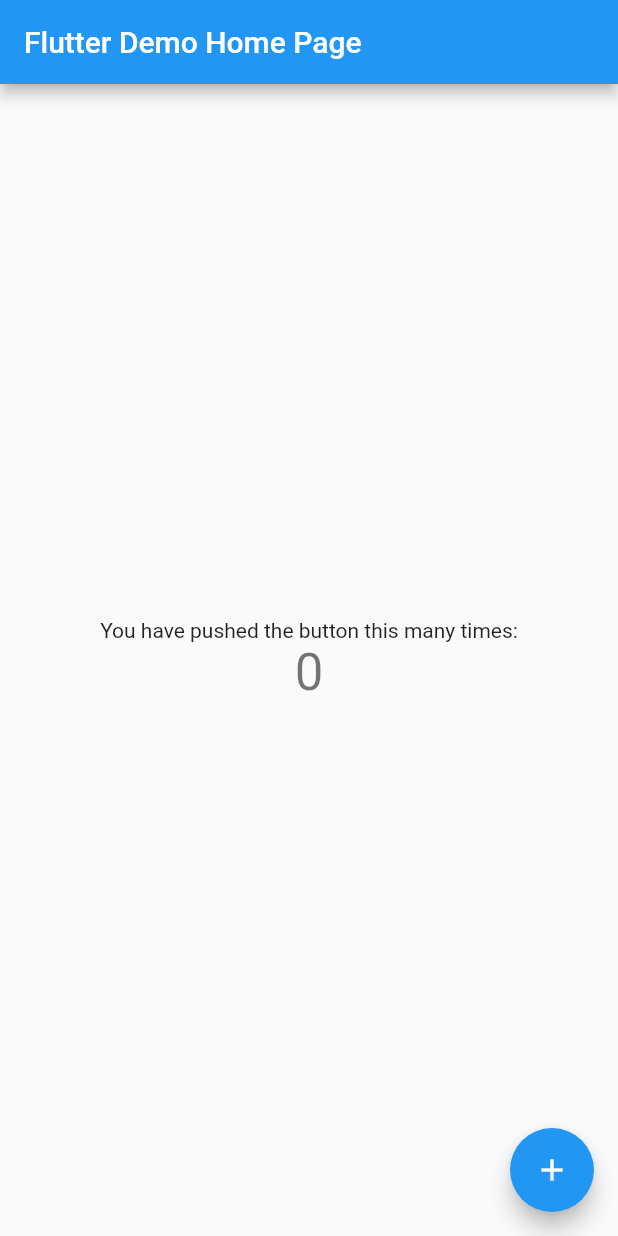
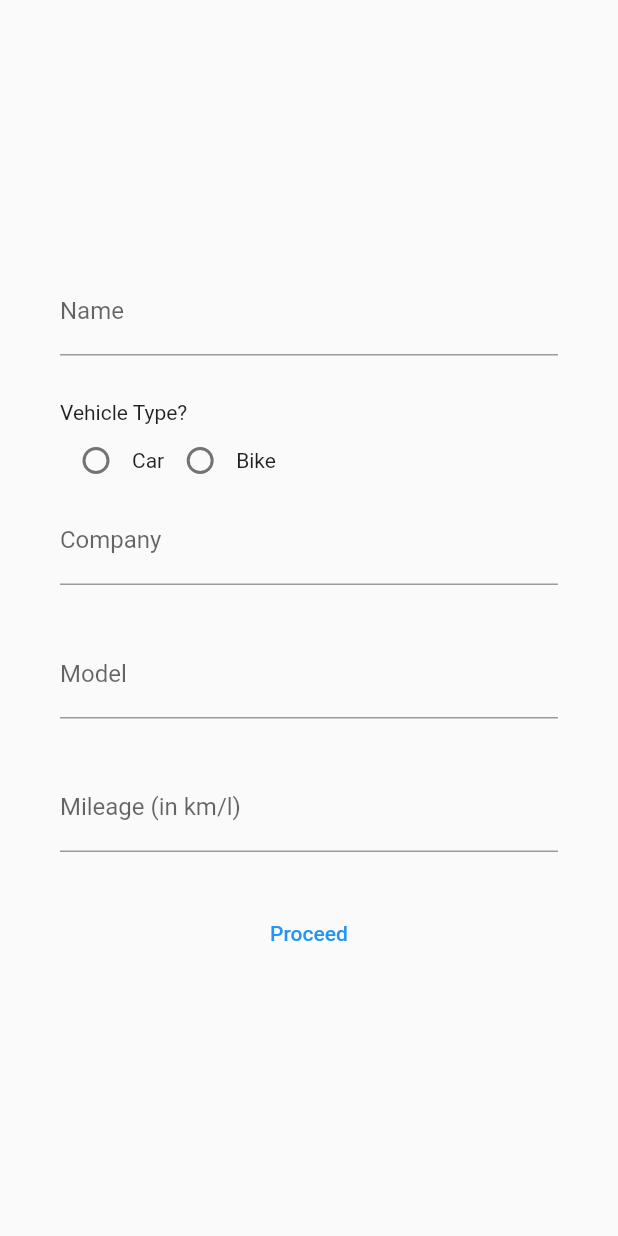
Before and after one commit to adityagpramanik/Pollution-Tracker, a Flutter app: the screen it shows after launch, on a phone screen of 412 x 824 dp. Run offline on Flutter 3.47's test engine with Material 2 defaults, Android fonts, the phone set to English and light mode, and no system bars.

Commit message:
Registration skeleton

```diff
--- /dev/null
+++ b/lib/dashboard.dart
@@ -0,0 +1,17 @@
+import 'package:flutter/material.dart';
+
+class Dashboard extends StatefulWidget {
+  Dashboard({Key? key}) : super(key: key);
+
+  @override
+  _DashboardState createState() => _DashboardState();
+}
+
+class _DashboardState extends State<Dashboard> {
+  @override
+  Widget build(BuildContext context) {
+    return Scaffold(
+      body: Text("Dashboard"),
+    );
+  }
+}
--- a/lib/main.dart
+++ b/lib/main.dart
@@ -1,4 +1,6 @@
+import 'package:flutter/cupertino.dart';
 import 'package:flutter/material.dart';
+import 'package:ptracker/regPage.dart';
 
 void main() {
   runApp(const MyApp());
@@ -6,110 +8,14 @@
 
 class MyApp extends StatelessWidget {
   const MyApp({Key? key}) : super(key: key);
-
-  // This widget is the root of your application.
   @override
   Widget build(BuildContext context) {
     return MaterialApp(
-      title: 'Flutter Demo',
+      title: 'PolluSync',
       theme: ThemeData(
-        // This is the theme of your application.
-        //
-        // Try running your application with "flutter run". You'll see the
-        // application has a blue toolbar. Then, without quitting the app, try
-        // changing the primarySwatch below to Colors.green and then invoke
-        // "hot reload" (press "r" in the console where you ran "flutter run",
-        // or simply save your changes to "hot reload" in a Flutter IDE).
-        // Notice that the counter didn't reset back to zero; the application
-        // is not restarted.
         primarySwatch: Colors.blue,
       ),
-      home: const MyHomePage(title: 'Flutter Demo Home Page'),
+      home: MyHomePage(),
     );
   }
 }
-
-class MyHomePage extends StatefulWidget {
-  const MyHomePage({Key? key, required this.title}) : super(key: key);
-
-  // This widget is the home page of your application. It is stateful, meaning
-  // that it has a State object (defined below) that contains fields that affect
-  // how it looks.
-
-  // This class is the configuration for the state. It holds the values (in this
-  // case the title) provided by the parent (in this case the App widget) and
-  // used by the build method of the State. Fields in a Widget subclass are
-  // always marked "final".
-
-  final String title;
-
-  @override
-  State<MyHomePage> createState() => _MyHomePageState();
-}
-
-class _MyHomePageState extends State<MyHomePage> {
-  int _counter = 0;
-
-  void _incrementCounter() {
-    setState(() {
-      // This call to setState tells the Flutter framework that something has
-      // changed in this State, which causes it to rerun the build method below
-      // so that the display can reflect the updated values. If we changed
-      // _counter without calling setState(), then the build method would not be
-      // called again, and so nothing would appear to happen.
-      _counter++;
-    });
-  }
-
-  @override
-  Widget build(BuildContext context) {
-    // This method is rerun every time setState is called, for instance as done
-    // by the _incrementCounter method above.
-    //
-    // The Flutter framework has been optimized to make rerunning build methods
-    // fast, so that you can just rebuild anything that needs updating rather
-    // than having to individually change instances of widgets.
-    return Scaffold(
-      appBar: AppBar(
-        // Here we take the value from the MyHomePage object that was created by
-        // the App.build method, and use it to set our appbar title.
-        title: Text(widget.title),
-      ),
-      body: Center(
-        // Center is a layout widget. It takes a single child and positions it
-        // in the middle of the parent.
-        child: Column(
-          // Column is also a layout widget. It takes a list of children and
-          // arranges them vertically. By default, it sizes itself to fit its
-          // children horizontally, and tries to be as tall as its parent.
-          //
-          // Invoke "debug painting" (press "p" in the console, choose the
-          // "Toggle Debug Paint" action from the Flutter Inspector in Android
-          // Studio, or the "Toggle Debug Paint" command in Visual Studio Code)
-          // to see the wireframe for each widget.
-          //
-          // Column has various properties to control how it sizes itself and
-          // how it positions its children. Here we use mainAxisAlignment to
-          // center the children vertically; the main axis here is the vertical
-          // axis because Columns are vertical (the cross axis would be
-          // horizontal).
-          mainAxisAlignment: MainAxisAlignment.center,
-          children: <Widget>[
-            const Text(
-              'You have pushed the button this many times:',
-            ),
-            Text(
-              '$_counter',
-              style: Theme.of(context).textTheme.headline4,
-            ),
-          ],
-        ),
-      ),
-      floatingActionButton: FloatingActionButton(
-        onPressed: _incrementCounter,
-        tooltip: 'Increment',
-        child: const Icon(Icons.add),
-      ), // This trailing comma makes auto-formatting nicer for build methods.
-    );
-  }
-}
--- /dev/null
+++ b/lib/regPage.dart
@@ -0,0 +1,157 @@
+import 'package:flutter/material.dart';
+import 'package:flutter/services.dart';
+import 'package:ptracker/dashboard.dart';
+
+class MyHomePage extends StatefulWidget {
+  @override
+  State<MyHomePage> createState() => _MyHomePageState();
+}
+
+class _MyHomePageState extends State<MyHomePage> {
+  Widget vertDiff = SizedBox(
+    height: 30,
+  );
+
+  final fkey = GlobalKey<FormState>();
+
+  List<String> VehicleType = ["Car", "Bike"];
+  String vType = "";
+
+  TextEditingController name = TextEditingController();
+  TextEditingController company = TextEditingController();
+  TextEditingController model = TextEditingController();
+  TextEditingController mileage = TextEditingController();
+
+  @override
+  Widget build(BuildContext context) {
+    return Form(
+      key: fkey,
+      child: Scaffold(
+        body: Padding(
+          padding: const EdgeInsets.symmetric(horizontal: 40),
+          child: Column(
+            mainAxisAlignment: MainAxisAlignment.center,
+            children: [
+              Column(
+                mainAxisAlignment: MainAxisAlignment.center,
+                crossAxisAlignment: CrossAxisAlignment.start,
+                children: [
+                  TextFormField(
+                    controller: name,
+                    textInputAction: TextInputAction.next,
+                    keyboardType: TextInputType.text,
+                    decoration: InputDecoration(
+                      label: Text("Name"),
+                      hintText: "Ajay Rathod",
+                    ),
+                    validator: (value) {
+                      if (value!.isEmpty)
+                        return "Can't be empty";
+                      else if (!(value.contains(RegExp('[a-zA-Z]'))) ||
+                          (value.contains(RegExp('[0-9]'))))
+                        return "Please enter a valid name";
+                      return null;
+                    },
+                  ),
+                  vertDiff,
+                  Text("Vehicle Type?"),
+                  Row(
+                    mainAxisSize: MainAxisSize.min,
+                    children: [
+                      Row(
+                        children: [
+                          Radio<String>(
+                            value: VehicleType[0],
+                            groupValue: vType,
+                            toggleable: true,
+                            onChanged: (value) {
+                              setState(() {
+                                vType = value!;
+                              });
+                            },
+                          ),
+                          Text("Car")
+                        ],
+                      ),
+                      Row(
+                        children: [
+                          Radio<String>(
+                            value: VehicleType[1],
+                            groupValue: vType,
+                            onChanged: (value) {
+                              setState(() {
+                                vType = value!;
+                              });
+                            },
+                          ),
+                          Text('Bike')
+                        ],
+                      ),
+                    ],
+                  ),
+                  TextFormField(
+                    decoration: InputDecoration(
+                      label: Text("Company"),
+                      hintText: "Honda",
+                    ),
+                    controller: company,
+                    textInputAction: TextInputAction.next,
+                    keyboardType: TextInputType.text,
+                    validator: (value) {
+                      if (value!.isEmpty)
+                        return "Can't be empty";
+                      else if (!(value.contains(RegExp('[a-zA-Z]'))) ||
+                          (value.contains(RegExp('[0-9]'))))
+                        return "Please enter a valid company";
+                      return null;
+                    },
+                  ),
+                  vertDiff,
+                  TextFormField(
+                    decoration: InputDecoration(
+                      label: Text("Model"),
+                      hintText: "Amaze - S MT Petrol",
+                    ),
+                    controller: model,
+                    textInputAction: TextInputAction.next,
+                    keyboardType: TextInputType.text,
+                    validator: (value) {
+                      if (value!.isEmpty) return "Can't be empty";
+                      return null;
+                    },
+                  ),
+                  vertDiff,
+                  TextFormField(
+                    decoration: InputDecoration(
+                      label: Text("Mileage (in km/l)"),
+                      hintText: "23",
+                    ),
+                    controller: mileage,
+                    textInputAction: TextInputAction.go,
+                    keyboardType: TextInputType.number,
+                    validator: (value) {
+                      if (value!.isEmpty) return "Can't be empty";
+                      return null;
+                    },
+                  ),
+                ],
+              ),
+              vertDiff,
+              TextButton(
+                  onPressed: () {
+                    if (fkey.currentState!.validate()) {
+                      Navigator.pushReplacement(
+                          context,
+                          MaterialPageRoute(
+                              builder: (BuildContext) => Dashboard()));
+                    }
+                  },
+                  child: Text("Proceed")),
+            ],
+          ),
+        ),
+        backgroundColor: Colors.grey[50],
+      ),
+    );
+  }
+}
```
